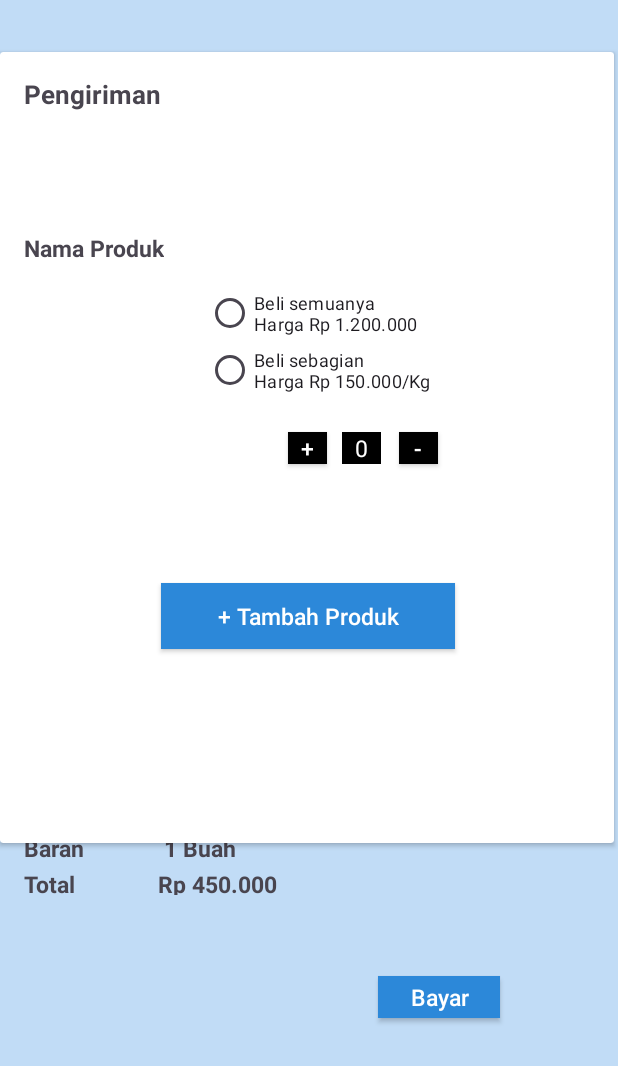
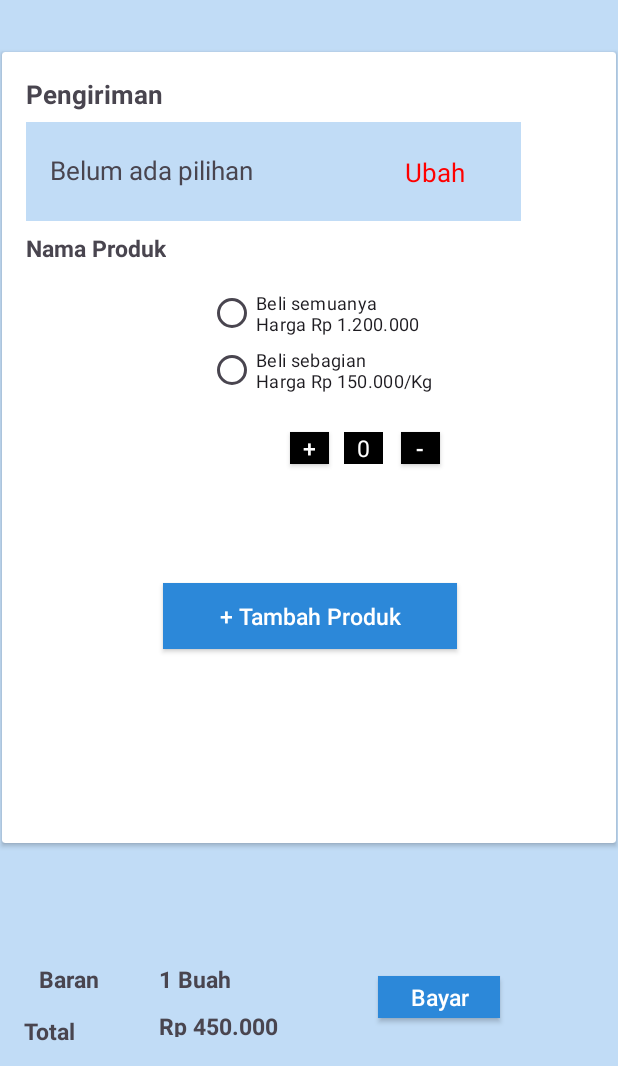
Before and after one commit to Akhdiiyat/Roufish, an Android app: the Beli_Langsung screen opened directly, with no data from a screen before it, on a phone screen of 412 x 824 dp, the part 170-1236 px from its top. Run offline under Robolectric (Android 15) with nearby library versions, the phone set to English and light mode, and no system bars.

Commit message:
Ditambah bottom sheet belilangsung pada class beli langsung udah di fix bug pada beli langsung diubahnya

```diff
--- a/app/build.gradle.kts
+++ b/app/build.gradle.kts
@@ -53,4 +53,5 @@ dependencies {
     androidTestImplementation("androidx.test.ext:junit:1.1.5")
     androidTestImplementation("androidx.test.espresso:espresso-core:3.5.1")
     implementation("com.google.android.material:material:1.4.0")
+    implementation("com.google.android.material:material:1.2.1")
 }
--- a/app/src/main/AndroidManifest.xml
+++ b/app/src/main/AndroidManifest.xml
@@ -12,6 +12,9 @@
         android:supportsRtl="true"
         android:theme="@style/Theme.Roufish"
         tools:targetApi="31">
+        <activity
+            android:name=".Bottom_Sheet_beliLangsung"
+            android:exported="false" />
         <activity
             android:name=".Beli_Langsung"
             android:exported="false" />
--- /dev/null
+++ b/app/src/main/res/drawable/ic_add.xml
@@ -0,0 +1,5 @@
+<vector android:height="24dp" android:tint="#000000"
+    android:viewportHeight="24" android:viewportWidth="24"
+    android:width="24dp" xmlns:android="http://schemas.android.com/apk/res/android">
+    <path android:fillColor="@android:color/white" android:pathData="M19,13h-6v6h-2v-6H5v-2h6V5h2v6h6v2z"/>
+</vector>
--- /dev/null
+++ b/app/src/main/res/drawable/ic_remove.xml
@@ -0,0 +1,5 @@
+<vector android:height="24dp" android:tint="#000000"
+    android:viewportHeight="24" android:viewportWidth="24"
+    android:width="24dp" xmlns:android="http://schemas.android.com/apk/res/android">
+    <path android:fillColor="@android:color/white" android:pathData="M19,13H5v-2h14v2z"/>
+</vector>
--- a/app/src/main/res/layout/activity_beli_langsung.xml
+++ b/app/src/main/res/layout/activity_beli_langsung.xml
@@ -65,9 +65,10 @@
         android:layout_height="527dp"
         android:background="@color/light_blue"
         app:layout_constraintBottom_toBottomOf="parent"
+        app:layout_constraintEnd_toEndOf="parent"
+        app:layout_constraintStart_toStartOf="parent"
         app:layout_constraintTop_toTopOf="@+id/guideline"
-        app:layout_constraintVertical_bias="0.0"
-        tools:layout_editor_absoluteX="1dp">
+        app:layout_constraintVertical_bias="0.0">
 
         <androidx.constraintlayout.widget.ConstraintLayout
             android:layout_width="match_parent"
@@ -142,14 +143,15 @@
                 app:layout_constraintEnd_toEndOf="parent"
                 app:layout_constraintStart_toStartOf="parent"
                 app:layout_constraintTop_toTopOf="parent" />
+
             <TextView
                 android:id="@+id/btn_zero"
                 android:layout_width="26dp"
                 android:layout_height="21dp"
                 android:background="@color/white"
                 android:backgroundTint="@color/black"
+                android:text="0"
                 android:textAlignment="center"
-                android:text="0"
                 android:textAllCaps="false"
                 android:textColor="@color/white"
                 android:textSize="7pt"
@@ -221,62 +223,108 @@
                 app:layout_constraintTop_toTopOf="parent"
                 app:layout_constraintVertical_bias="0.732" />
 
+            <androidx.constraintlayout.widget.ConstraintLayout
+                android:layout_width="330dp"
+                android:layout_height="66dp"
+                android:background="@color/light_blue"
+                app:cornerRadius="10dp"
+                app:layout_constraintBottom_toBottomOf="parent"
+                app:layout_constraintEnd_toEndOf="parent"
+                app:layout_constraintHorizontal_bias="0.202"
+                app:layout_constraintStart_toStartOf="parent"
+                app:layout_constraintTop_toTopOf="parent"
+                app:layout_constraintVertical_bias="0.101">
+
+                <TextView
+                    android:id="@+id/Text_Ubah"
+                    android:layout_width="wrap_content"
+                    android:layout_height="wrap_content"
+                    android:text="Ubah"
+                    android:textColor="@color/red"
+                    android:textSize="17sp"
+                    app:layout_constraintBottom_toBottomOf="parent"
+                    app:layout_constraintEnd_toEndOf="parent"
+                    app:layout_constraintHorizontal_bias="0.872"
+                    app:layout_constraintStart_toStartOf="parent"
+                    app:layout_constraintTop_toTopOf="parent"
+                    app:layout_constraintVertical_bias="0.51" />
+
+                <TextView
+                    android:id="@+id/BelumAdaPilihan"
+                    android:layout_width="146dp"
+                    android:layout_height="26dp"
+                    android:text="Belum ada pilihan"
+                    android:textSize="17sp"
+                    app:layout_constraintBottom_toBottomOf="parent"
+                    app:layout_constraintEnd_toEndOf="parent"
+                    app:layout_constraintHorizontal_bias="0.086"
+                    app:layout_constraintStart_toStartOf="parent"
+                    app:layout_constraintTop_toTopOf="parent" />
+
+
+            </androidx.constraintlayout.widget.ConstraintLayout>
+
         </androidx.constraintlayout.widget.ConstraintLayout>
 
 
     </androidx.cardview.widget.CardView>
 
+
     <TextView
         android:id="@+id/Text_barang"
         android:layout_width="48dp"
         android:layout_height="23dp"
-        android:layout_marginTop="668dp"
         android:text="Barang"
         android:textSize="15dp"
         android:textStyle="bold"
+        app:layout_constraintBottom_toBottomOf="parent"
         app:layout_constraintEnd_toEndOf="parent"
-        app:layout_constraintHorizontal_bias="0.044"
+        app:layout_constraintHorizontal_bias="0.071"
         app:layout_constraintStart_toStartOf="parent"
-        app:layout_constraintTop_toTopOf="parent" />
+        app:layout_constraintTop_toTopOf="parent"
+        app:layout_constraintVertical_bias="0.943" />
 
     <TextView
         android:id="@+id/Text_total"
         android:layout_width="48dp"
         android:layout_height="22dp"
-        android:layout_marginTop="692dp"
         android:text="Total"
         android:textSize="15dp"
         android:textStyle="bold"
+        app:layout_constraintBottom_toBottomOf="parent"
         app:layout_constraintEnd_toEndOf="parent"
         app:layout_constraintHorizontal_bias="0.044"
         app:layout_constraintStart_toStartOf="parent"
-        app:layout_constraintTop_toTopOf="parent" />
+        app:layout_constraintTop_toTopOf="parent"
+        app:layout_constraintVertical_bias="0.985" />
 
     <TextView
         android:id="@+id/Text_banyak_barang"
         android:layout_width="48dp"
         android:layout_height="23dp"
-        android:layout_marginTop="668dp"
         android:text="1 Buah"
         android:textSize="15dp"
         android:textStyle="bold"
+        app:layout_constraintBottom_toBottomOf="parent"
         app:layout_constraintEnd_toEndOf="parent"
-        app:layout_constraintHorizontal_bias="0.3"
+        app:layout_constraintHorizontal_bias="0.292"
         app:layout_constraintStart_toStartOf="parent"
-        app:layout_constraintTop_toTopOf="parent" />
+        app:layout_constraintTop_toTopOf="parent"
+        app:layout_constraintVertical_bias="0.943" />
 
     <TextView
         android:id="@+id/Text_harga_barang"
         android:layout_width="81dp"
         android:layout_height="18dp"
-        android:layout_marginTop="692dp"
         android:text="Rp 450.000"
         android:textSize="15dp"
         android:textStyle="bold"
+        app:layout_constraintBottom_toBottomOf="parent"
         app:layout_constraintEnd_toEndOf="parent"
-        app:layout_constraintHorizontal_bias="0.319"
+        app:layout_constraintHorizontal_bias="0.321"
         app:layout_constraintStart_toStartOf="parent"
-        app:layout_constraintTop_toTopOf="parent" />
+        app:layout_constraintTop_toTopOf="parent"
+        app:layout_constraintVertical_bias="0.976" />
 
     <androidx.appcompat.widget.AppCompatButton
         android:id="@+id/btn_bayar"
--- a/app/src/main/res/layout/activity_pelelangan.xml
+++ b/app/src/main/res/layout/activity_pelelangan.xml
@@ -97,7 +97,7 @@
                     android:layout_width="wrap_content"
                     android:layout_height="wrap_content"
                     android:layout_marginTop="16dp"
-                    android:text="09.05.41"
+                    android:text="00.00.00"
                     android:textColor="@color/red"
                     android:textSize="24dp"
                     android:textStyle="bold"
--- a/build.gradle.kts
+++ b/build.gradle.kts
@@ -1,6 +1,7 @@
 buildscript {
     dependencies {
         classpath("com.google.gms:google-services:4.4.0")
+
     }
 }
 // Top-level build file where you can add configuration options common to all sub-projects/modules.
```
Also changed, not shown: app/src/main/java/com/example/roufish/Beli_Langsung.java (+38 -0 lines), app/src/main/java/com/example/roufish/Bottom_Sheet_beliLangsung.java (added, +22 -0 lines), app/src/main/java/com/example/roufish/pelelangan.java (+23 -1 lines), app/src/main/res/layout/activity_bottom_sheet_beli_langsung.xml (added, +64 -0 lines).
